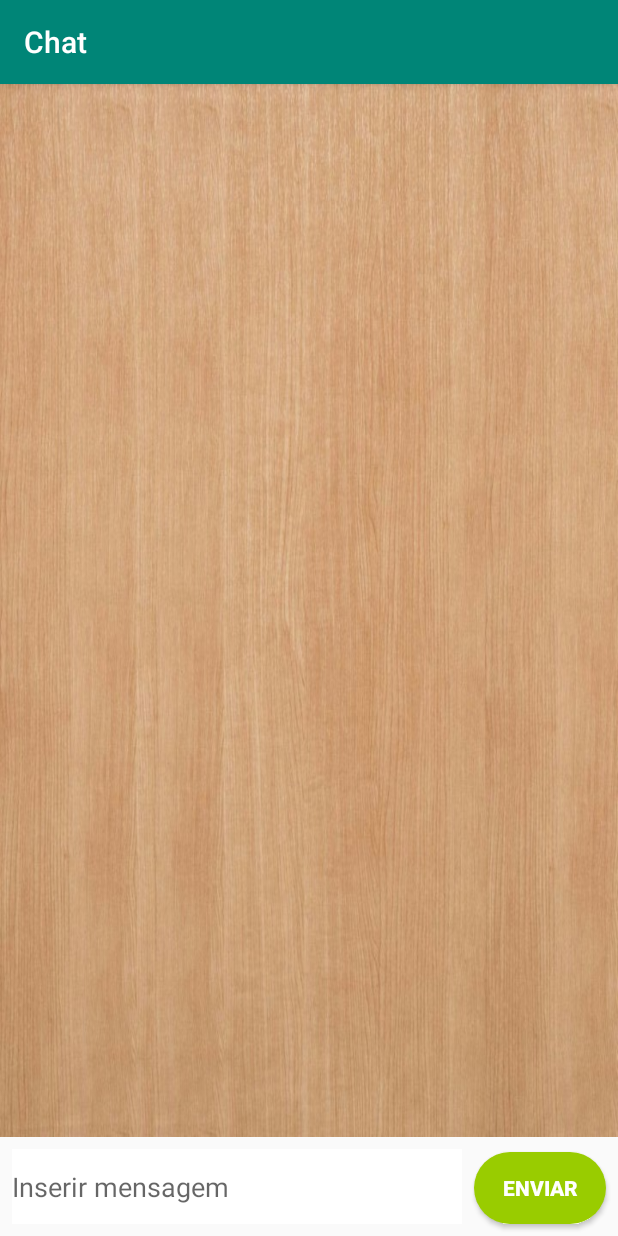
After one commit to Brunofgm7/app, an Android app: the ChatActivity screen opened directly, with no data from a screen before it, on a phone screen of 412 x 824 dp. The commit adds this screen. Run offline under Robolectric (Android 15) with nearby library versions, the phone set to English and light mode, and no system bars; libraries missing offline, so code that uses them is left out: com.xwray.groupie; 10 statements that could not run were skipped.

Commit message:
1/2 chat

```diff
--- a/app/src/main/AndroidManifest.xml
+++ b/app/src/main/AndroidManifest.xml
@@ -10,7 +10,8 @@
         android:roundIcon="@mipmap/ic_launcher_round"
         android:supportsRtl="true"
         android:theme="@style/AppTheme">
-        <activity android:name=".MudarPassActivity"></activity>
+        <activity android:name=".ChatActivity"></activity>
+        <activity android:name=".MudarPassActivity" />
         <activity android:name=".MudarEmailActivity" />
         <activity android:name=".DefContaActivity" />
         <activity android:name=".LoginOnMainActivity" />
--- /dev/null
+++ b/app/src/main/java/com/example/hoqueiapp/ChatActivity.kt
@@ -0,0 +1,87 @@
+package com.example.hoqueiapp
+
+import androidx.appcompat.app.AppCompatActivity
+import android.os.Bundle
+import android.util.Log
+import com.xwray.groupie.GroupAdapter
+import com.xwray.groupie.GroupieViewHolder
+import com.xwray.groupie.Item
+
+import kotlinx.android.synthetic.main.activity_chat.*
+import kotlinx.android.synthetic.main.chat_from_row.view.*
+import kotlinx.android.synthetic.main.chat_to_row.view.*
+
+class ChatActivity : AppCompatActivity() {
+
+    companion object {
+        val TAG = "ChatLog"
+    }
+
+    override fun onCreate(savedInstanceState: Bundle?) {
+        super.onCreate(savedInstanceState)
+        setContentView(R.layout.activity_chat)
+
+        //verificarLoginUtilizador()
+
+        supportActionBar?.title = "Chat"
+
+        ChatConversas()
+
+        BotaoEnviar.setOnClickListener {
+           Log.d(TAG, "Tentativa de envio de mensagem")
+            EnviarMensagem()
+        }
+
+        }
+
+    private fun EnviarMensagem() {
+        // como é que enviar
+    }
+
+    private fun ChatConversas() {
+        val adapter = GroupAdapter<GroupieViewHolder>()
+
+        adapter.add(ChatFromItem("FROM MESSSSSSSSAGE"))
+        adapter.add(ChatToItem("TO MESSAAAAAAAAAAAAAAAAA\nAAAAAAAAAAAAAAAAAAAAAAAAAAAAAAAGE"))
+        adapter.add(ChatFromItem("FROM MESSSSSSSSAGE"))
+        adapter.add(ChatToItem("TO MESSAAAAAAAAAAAAAAAAA\nAAAAAAAAAAAAAAAAAAAAAAAAAAAAAAAGE"))
+        adapter.add(ChatFromItem("FROM MESSSSSSSSAGE"))
+        adapter.add(ChatToItem("TO MESSAAAAAAAAAAAAAAAAA\nAAAAAAAAAAAAAAAAAAAAAAAAAAAAAAAGE"))
+        adapter.add(ChatFromItem("FROM MESSSSSSSSAGE"))
+        adapter.add(ChatToItem("TO MESSAAAAAAAAAAAAAAAAA\nAAAAAAAAAAAAAAAAAAAAAAAAAAAAAAAGE"))
+
+        recyclerviewChat.adapter = adapter
+    }
+
+
+
+    /*private fun verificarLoginUtilizador() {
+        val uid = FirebaseAuth.getInstance().uid
+        if (uid == null) {
+            val x = Intent(this, LoginActivity::class.java)
+            x.flags = Intent.FLAG_ACTIVITY_CLEAR_TASK.or(Intent.FLAG_ACTIVITY_NEW_TASK)
+            startActivity(x)
+        }*/
+}
+
+class ChatFromItem(val text: String): Item<GroupieViewHolder>() {
+    override fun bind(viewHolder: GroupieViewHolder, position: Int) {
+        viewHolder.itemView.textView_from_row.text = text
+    }
+
+    override fun getLayout(): Int {
+        return R.layout.chat_from_row
+    }
+
+}
+
+class ChatToItem(val text: String): Item<GroupieViewHolder>() {
+    override fun bind(viewHolder: GroupieViewHolder, position: Int) {
+        viewHolder.itemView.textView_to_row.text = text
+    }
+
+    override fun getLayout(): Int {
+        return R.layout.chat_to_row
+    }
+
+}
--- a/app/src/main/java/com/example/hoqueiapp/MainActivity.kt
+++ b/app/src/main/java/com/example/hoqueiapp/MainActivity.kt
@@ -4,7 +4,9 @@ import android.app.Application
 import android.content.Intent
 import androidx.appcompat.app.AppCompatActivity
 import android.os.Bundle
+import android.util.Log
 import android.widget.Button
+import android.widget.Toast
 
 class VariaveisGlobais : Application() {
     // meter aqui as variaveis globais
--- /dev/null
+++ b/app/src/main/res/layout/activity_chat.xml
@@ -0,0 +1,56 @@
+<?xml version="1.0" encoding="utf-8"?>
+<androidx.constraintlayout.widget.ConstraintLayout xmlns:android="http://schemas.android.com/apk/res/android"
+    xmlns:app="http://schemas.android.com/apk/res-auto"
+    xmlns:tools="http://schemas.android.com/tools"
+    android:layout_width="match_parent"
+    android:layout_height="match_parent"
+    tools:context=".ChatActivity">
+
+    <EditText
+        android:id="@+id/InserirMensagem"
+        android:layout_width="0dp"
+        android:layout_height="50dp"
+        android:layout_marginStart="8dp"
+        android:layout_marginEnd="8dp"
+        android:layout_marginBottom="8dp"
+        android:ems="10"
+        android:hint="Inserir mensagem"
+        android:inputType="textPersonName"
+        android:background="@android:color/white"
+        app:layout_constraintBottom_toBottomOf="parent"
+        app:layout_constraintEnd_toStartOf="@+id/BotaoEnviar"
+        app:layout_constraintHorizontal_bias="0.0"
+        app:layout_constraintStart_toStartOf="parent"
+        app:layout_constraintTop_toTopOf="parent"
+        app:layout_constraintVertical_bias="1.0" />
+
+    <Button
+        android:id="@+id/BotaoEnviar"
+        android:layout_width="wrap_content"
+        android:layout_height="wrap_content"
+        android:layout_marginEnd="8dp"
+        android:layout_marginBottom="8dp"
+        android:background="@drawable/rounded_button_green"
+        android:text="Enviar"
+        android:textColor="@android:color/white"
+        android:textStyle="bold"
+        app:layout_constraintBottom_toBottomOf="parent"
+        app:layout_constraintEnd_toEndOf="parent"
+        app:layout_constraintHorizontal_bias="1.0"
+        app:layout_constraintStart_toStartOf="parent"
+        app:layout_constraintTop_toTopOf="parent"
+        app:layout_constraintVertical_bias="1.0" />
+
+    <androidx.recyclerview.widget.RecyclerView
+        android:id="@+id/recyclerviewChat"
+        app:layoutManager="androidx.recyclerview.widget.LinearLayoutManager"
+        android:layout_width="0dp"
+        android:layout_height="0dp"
+        android:layout_marginBottom="8dp"
+        android:background="@drawable/imagem15"
+        app:layout_constraintBottom_toTopOf="@+id/InserirMensagem"
+        app:layout_constraintEnd_toEndOf="parent"
+        app:layout_constraintStart_toStartOf="parent"
+        app:layout_constraintTop_toTopOf="parent" />
+
+</androidx.constraintlayout.widget.ConstraintLayout>
--- a/app/src/main/res/layout/activity_main.xml
+++ b/app/src/main/res/layout/activity_main.xml
@@ -11,8 +11,8 @@
         android:id="@+id/BotaoClassificacao"
         android:layout_width="115dp"
         android:layout_height="50dp"
+        android:text="Classificação"
         android:background="@drawable/rounded_button_white"
-        android:text="Classificação"
         app:layout_constraintBottom_toBottomOf="parent"
         app:layout_constraintEnd_toEndOf="parent"
         app:layout_constraintHorizontal_bias="0.498"
@@ -24,8 +24,8 @@
         android:id="@+id/BotaoResultados"
         android:layout_width="102dp"
         android:layout_height="50dp"
+        android:text="Resultados"
         android:background="@drawable/rounded_button_white"
-        android:text="Resultados"
         app:layout_constraintBottom_toBottomOf="parent"
         app:layout_constraintEnd_toEndOf="parent"
         app:layout_constraintHorizontal_bias="0.498"
@@ -37,8 +37,8 @@
         android:id="@+id/BotaoPavilhoes"
         android:layout_width="95dp"
         android:layout_height="50dp"
+        android:text="Pavilhões"
         android:background="@drawable/rounded_button_white"
-        android:text="Pavilhões"
         app:layout_constraintBottom_toBottomOf="parent"
         app:layout_constraintEnd_toEndOf="parent"
         app:layout_constraintHorizontal_bias="0.498"
--- a/app/src/main/res/layout/activity_mudar_email.xml
+++ b/app/src/main/res/layout/activity_mudar_email.xml
@@ -6,7 +6,6 @@
     android:layout_height="match_parent"
     tools:context=".MudarEmailActivity"
     android:background="@drawable/imagem15">
-
     <Button
         android:id="@+id/BotaoBack"
         android:layout_width="wrap_content"
--- a/app/src/main/res/layout/activity_pavilhoes.xml
+++ b/app/src/main/res/layout/activity_pavilhoes.xml
@@ -22,13 +22,13 @@
         android:id="@+id/BotaoBack"
         android:layout_width="wrap_content"
         android:layout_height="wrap_content"
+        android:background="@drawable/rounded_button_white"
         android:text="Back"
-        android:background="@drawable/rounded_button_white"
         app:layout_constraintBottom_toBottomOf="parent"
         app:layout_constraintEnd_toEndOf="parent"
-        app:layout_constraintHorizontal_bias="0.888"
+        app:layout_constraintHorizontal_bias="0.216"
         app:layout_constraintStart_toStartOf="parent"
         app:layout_constraintTop_toTopOf="parent"
-        app:layout_constraintVertical_bias="0.894" />
+        app:layout_constraintVertical_bias="0.874" />
 
 </androidx.constraintlayout.widget.ConstraintLayout>
```
Also changed, not shown: app/build.gradle (+7 -0 lines), app/src/main/java/com/example/hoqueiapp/DivisoesActivity.kt (+9 -0 lines), app/src/main/res/layout/activity_class1_div.xml (+38 -19 lines), app/src/main/res/layout/chat_from_row.xml (added, +37 -0 lines), app/src/main/res/layout/chat_to_row.xml (added, +38 -0 lines).
